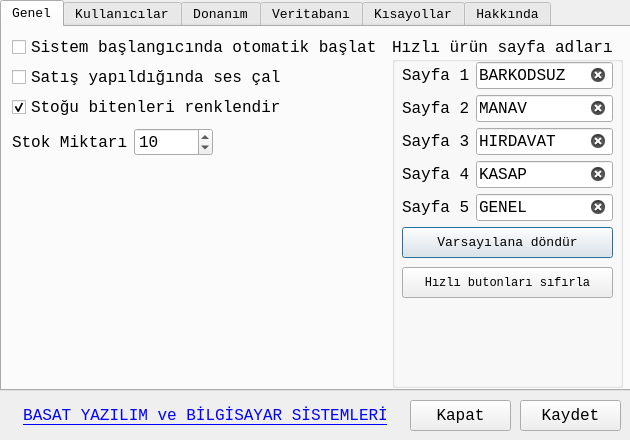
mamoo81/bhss, file ayarlardialog.ui: the form before one commit.
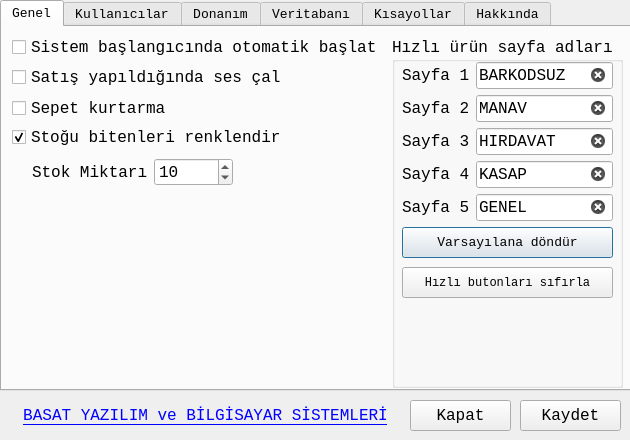
The form after the commit. The open tabs and pages were chosen to show the change. Icons and pictures are not drawn.

Diff of the .ui file:
```diff
--- a/ayarlardialog.ui
+++ b/ayarlardialog.ui
@@ -284,7 +284,7 @@
      <property name="geometry">
       <rect>
        <x>10</x>
-       <y>70</y>
+       <y>100</y>
        <width>351</width>
        <height>21</height>
       </rect>
@@ -305,8 +305,8 @@
     <widget class="QWidget" name="layoutWidget">
      <property name="geometry">
       <rect>
-       <x>10</x>
-       <y>100</y>
+       <x>30</x>
+       <y>130</y>
        <width>201</width>
        <height>30</height>
       </rect>
@@ -365,6 +365,28 @@
       <string>Satış yapıldığında ses çal</string>
      </property>
     </widget>
+    <widget class="QCheckBox" name="sepetKurtarmacheckBox">
+     <property name="geometry">
+      <rect>
+       <x>10</x>
+       <y>70</y>
+       <width>371</width>
+       <height>22</height>
+      </rect>
+     </property>
+     <property name="font">
+      <font>
+       <family>Monospace</family>
+       <pointsize>12</pointsize>
+      </font>
+     </property>
+     <property name="toolTip">
+      <string>Elektrik kesintisi veya program çökmesine karşı sepetleri kayıt eder. Sepet kurtarıldığında Yinede tekrar gözden geçirin. </string>
+     </property>
+     <property name="text">
+      <string>Sepet kurtarma</string>
+     </property>
+    </widget>
    </widget>
    <widget class="QWidget" name="tabKullanicilar">
     <attribute name="title">
```
Left out of the diff: 2 changed lines with no effect on the pictures.
